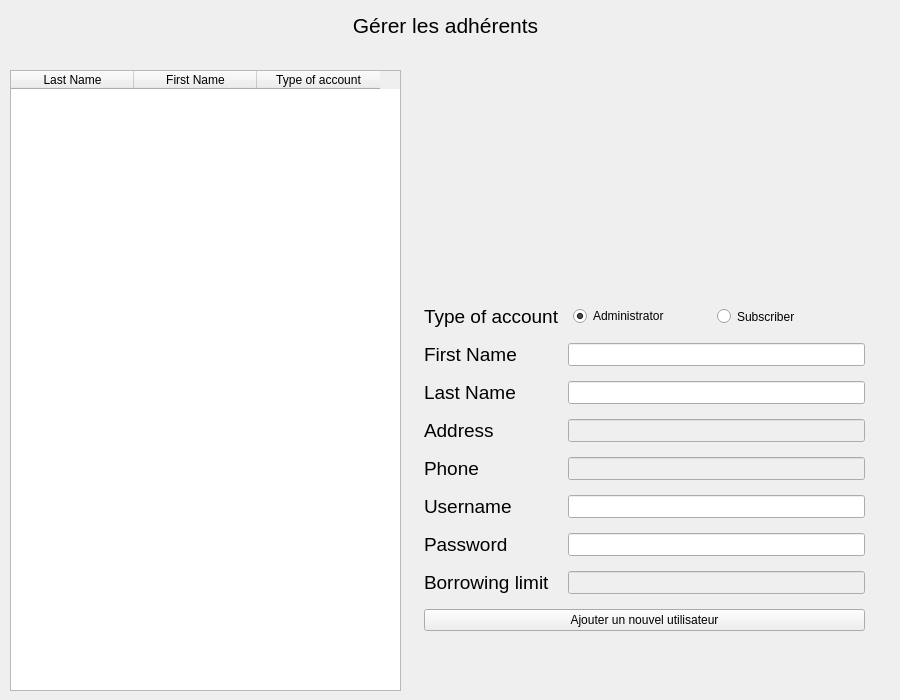
Old version of the form source/manageaccounts.ui in the repository sophieham/Glybook.
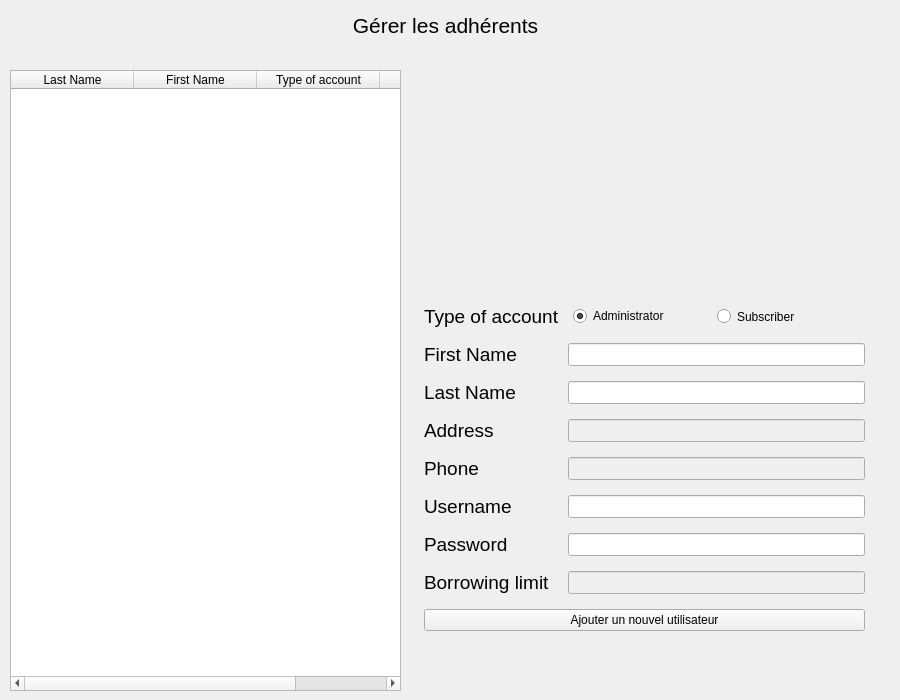
New version of the form. Icons and pictures are not drawn.

```diff
--- a/source/manageaccounts.ui
+++ b/source/manageaccounts.ui
@@ -310,7 +310,7 @@
     <enum>Qt::ScrollBarAsNeeded</enum>
    </property>
    <property name="columnCount">
-    <number>3</number>
+    <number>4</number>
    </property>
    <attribute name="horizontalHeaderVisible">
     <bool>true</bool>
@@ -342,6 +342,11 @@
      <string>Type of account</string>
     </property>
    </column>
+   <column>
+    <property name="text">
+     <string>Username</string>
+    </property>
+   </column>
   </widget>
   <widget class="QLabel" name="userPic">
    <property name="geometry">
```
Left out of the diff: 3 changed lines with no effect on the pictures.
